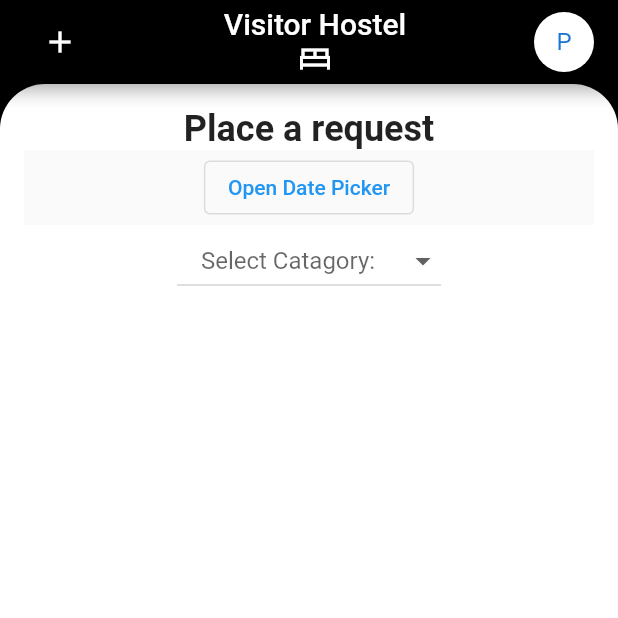
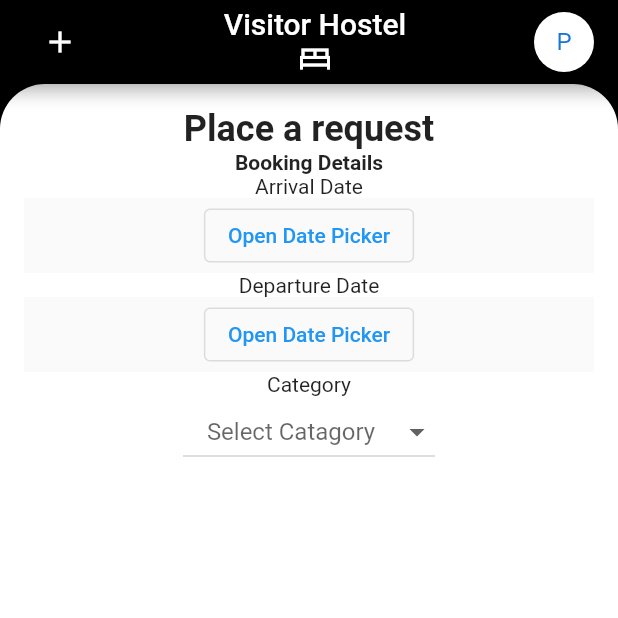
Before and after one commit to Adarshkumar167/fusion_app_visitors_mostel_module, a Flutter app: the screen it shows after launch, on a phone screen of 412 x 824 dp, the top half of it. Run offline on Flutter 3.47's test engine with Material 2 defaults, Android fonts, the phone set to English and light mode, and no system bars; drawn by our look-alikes of dropdown_button2.

Commit message:
some_changes

```diff
--- a/lib/screens/landing.dart
+++ b/lib/screens/landing.dart
@@ -50,14 +50,24 @@ class _landingState extends State<landing> {
             child: Padding(
               padding: const EdgeInsets.all(16.0),
               child: Column(
+                mainAxisAlignment: MainAxisAlignment.start,
                 children: [
                   const Text(
                     "Place a request",
                     style: TextStyle(fontSize: 24, fontWeight: FontWeight.w700),
                   ),
-                  const SizedBox( height: 50,child: DatePicker()),
+                  const Text("Booking Details",
+                      style:
+                          TextStyle(fontSize: 14, fontWeight: FontWeight.bold)),
+                  const Text("Arrival Date"),
+                  const SizedBox(height: 50, child: DatePicker()),
+                  const Text("Departure Date"),
+                  const SizedBox(height: 50, child: DatePicker()),
+                  const Text(
+                    "Category",
+                  ),
                   DropdownButton2(
-                    hint: const Text("Select Catagory: "),
+                    hint: const Text("Select Catagory"),
                     focusColor: Colors.white,
                     icon: const Icon(Icons.arrow_drop_down),
                     value: valueChose,
```
